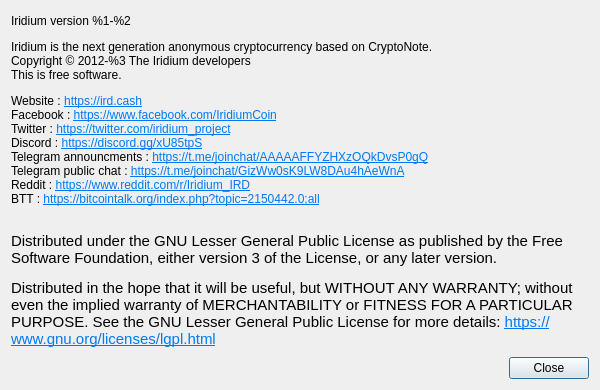
First picture: the form in src/Gui/Common/AboutDialog.ui, repository iridiumdev/Iridium-IRD-wallet, before the edit.
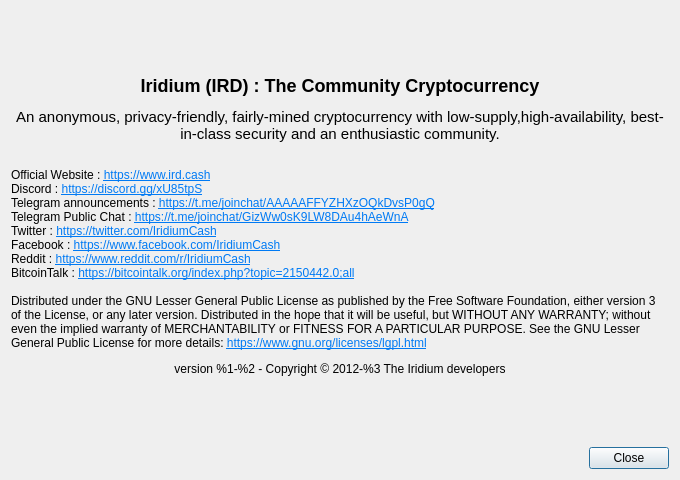
Second picture: the form after the edit. Custom widgets are drawn as their Qt base class.

The edit to the form file:
```diff
--- a/src/Gui/Common/AboutDialog.ui
+++ b/src/Gui/Common/AboutDialog.ui
@@ -6,8 +6,8 @@
    <rect>
     <x>0</x>
     <y>0</y>
-    <width>600</width>
-    <height>390</height>
+    <width>680</width>
+    <height>480</height>
    </rect>
   </property>
   <property name="sizePolicy">
@@ -18,14 +18,14 @@
   </property>
   <property name="minimumSize">
    <size>
-    <width>600</width>
-    <height>390</height>
+    <width>680</width>
+    <height>480</height>
    </size>
   </property>
   <property name="maximumSize">
    <size>
-    <width>600</width>
-    <height>390</height>
+    <width>680</width>
+    <height>480</height>
    </size>
   </property>
   <property name="windowTitle">
@@ -41,7 +41,7 @@
       </sizepolicy>
      </property>
      <property name="text">
-      <string>&lt;html&gt;&lt;head/&gt;&lt;body&gt;&lt;p&gt;Iridium version %1-%2&lt;/p&gt;&lt;p&gt;Iridium is the next generation anonymous cryptocurrency based on CryptoNote.&lt;br/&gt;Copyright © 2012-%3 The Iridium developers&lt;br/&gt;This is free software. &lt;/p&gt;&lt;p&gt;Website : &lt;a href=&quot;https://ird.cash&quot;&gt;&lt;span style=&quot; text-decoration: underline; color:#007af4;&quot;&gt;https://ird.cash&lt;/span&gt;&lt;/a&gt;&lt;br/&gt;Facebook : &lt;a href=&quot;https://www.facebook.com/IridiumCoin&quot;&gt;&lt;span style=&quot; text-decoration: underline; color:#007af4;&quot;&gt;https://www.facebook.com/IridiumCoin&lt;/span&gt;&lt;/a&gt;&lt;br/&gt;Twitter : &lt;a href=&quot;https://twitter.com/iridium_project&quot;&gt;&lt;span style=&quot; text-decoration: underline; color:#007af4;&quot;&gt;https://twitter.com/iridium_project&lt;/span&gt;&lt;/a&gt;&lt;br/&gt;Discord : &lt;a href=&quot;https://discord.gg/xU85tpS&quot;&gt;&lt;span style=&quot; text-decoration: underline; color:#007af4;&quot;&gt;https://discord.gg/xU85tpS&lt;/span&gt;&lt;/a&gt;&lt;br/&gt;Telegram announcments : &lt;a href=&quot;https://t.me/joinchat/AAAAAFFYZHXzOQkDvsP0gQ&quot;&gt;&lt;span style=&quot; text-decoration: underline; color:#007af4;&quot;&gt;https://t.me/joinchat/AAAAAFFYZHXzOQkDvsP0gQ&lt;/span&gt;&lt;/a&gt;&lt;br/&gt;Telegram public chat : &lt;a href=&quot;https://t.me/joinchat/GizWw0sK9LW8DAu4hAeWnA&quot;&gt;&lt;span style=&quot; text-decoration: underline; color:#007af4;&quot;&gt;https://t.me/joinchat/GizWw0sK9LW8DAu4hAeWnA&lt;/span&gt;&lt;/a&gt;&lt;br/&gt;Reddit : &lt;a href=&quot;https://www.reddit.com/r/Iridium_IRD&quot;&gt;&lt;span style=&quot; text-decoration: underline; color:#007af4;&quot;&gt;https://www.reddit.com/r/Iridium_IRD&lt;/span&gt;&lt;/a&gt;&lt;br/&gt;BTT : &lt;a href=&quot;https://bitcointalk.org/index.php?topic=2150442.0;all&quot;&gt;&lt;span style=&quot; text-decoration: underline; color:#007af4;&quot;&gt;https://bitcointalk.org/index.php?topic=2150442.0;all&lt;/span&gt;&lt;/a&gt;&lt;/p&gt;&lt;p&gt;&lt;br/&gt;&lt;span style=&quot; font-size:11pt;&quot;&gt;Distributed under the GNU Lesser General Public License as published by the Free Software Foundation, either version 3 of the License, or any later version.&lt;/span&gt;&lt;/p&gt;&lt;p&gt;&lt;span style=&quot; font-size:11pt;&quot;&gt;Distributed in the hope that it will be useful, but WITHOUT ANY WARRANTY; without even the implied warranty of MERCHANTABILITY or FITNESS FOR A PARTICULAR PURPOSE. See the GNU Lesser General Public License for more details: &lt;/span&gt;&lt;a href=&quot;https://www.gnu.org/licenses/lgpl.html&quot;&gt;&lt;span style=&quot; font-size:11pt; text-decoration: underline; color:#007af4;&quot;&gt;https://www.gnu.org/licenses/lgpl.html&lt;/span&gt;&lt;/a&gt;&lt;/p&gt;&lt;/body&gt;&lt;/html&gt;</string>
+      <string>&lt;html&gt;&lt;head/&gt;&lt;body&gt;&lt;p align=&quot;center&quot;&gt;&lt;span style=&quot; font-size:x-large; font-weight:700;&quot;&gt;Iridium (IRD) : The Community Cryptocurrency&lt;/span&gt;&lt;/p&gt;&lt;p align=&quot;center&quot;&gt;&lt;span style=&quot; font-size:15px;&quot;&gt;An anonymous, privacy-friendly, fairly-mined cryptocurrency with low-supply,high-availability, best-in-class security and an enthusiastic community.&lt;/span&gt;&lt;br/&gt;&lt;/p&gt;&lt;p&gt;Official Website : &lt;a href=&quot;https://ird.cash&quot;&gt;&lt;span style=&quot; text-decoration: underline; color:#007af4;&quot;&gt;https://www.ird.cash&lt;br/&gt;&lt;/span&gt;&lt;/a&gt;Discord : &lt;a href=&quot;https://discord.gg/xU85tpS&quot;&gt;&lt;span style=&quot; text-decoration: underline; color:#007af4;&quot;&gt;https://discord.gg/xU85tpS&lt;br/&gt;&lt;/span&gt;&lt;/a&gt;Telegram announcements : &lt;a href=&quot;https://t.me/joinchat/AAAAAFFYZHXzOQkDvsP0gQ&quot;&gt;&lt;span style=&quot; text-decoration: underline; color:#007af4;&quot;&gt;https://t.me/joinchat/AAAAAFFYZHXzOQkDvsP0gQ&lt;/span&gt;&lt;/a&gt;&lt;br/&gt;Telegram Public Chat : &lt;a href=&quot;https://t.me/joinchat/GizWw0sK9LW8DAu4hAeWnA&quot;&gt;&lt;span style=&quot; text-decoration: underline; color:#007af4;&quot;&gt;https://t.me/joinchat/GizWw0sK9LW8DAu4hAeWnA&lt;/span&gt;&lt;/a&gt;&lt;a href=&quot;https://discord.gg/xU85tpS&quot;&gt;&lt;span style=&quot; text-decoration: underline; color:#007af4;&quot;&gt;&lt;br/&gt;&lt;/span&gt;&lt;/a&gt;Twitter : &lt;a href=&quot;https://twitter.com/iridium_project&quot;&gt;&lt;span style=&quot; text-decoration: underline; color:#007af4;&quot;&gt;https://twitter.com/IridiumCash&lt;/span&gt;&lt;/a&gt;&lt;br/&gt;Facebook : &lt;a href=&quot;https://www.facebook.com/IridiumCash&quot;&gt;&lt;span style=&quot; text-decoration: underline; color:#007af4;&quot;&gt;https://www.facebook.com/IridiumCash&lt;/span&gt;&lt;/a&gt;&lt;br/&gt;Reddit : &lt;a href=&quot;https://www.reddit.com/r/Iridium_IRD&quot;&gt;&lt;span style=&quot; text-decoration: underline; color:#007af4;&quot;&gt;https://www.reddit.com/r/&lt;/span&gt;&lt;/a&gt;&lt;a href=&quot;https://twitter.com/iridium_project&quot;&gt;&lt;span style=&quot; text-decoration: underline; color:#007af4;&quot;&gt;IridiumCash&lt;/span&gt;&lt;/a&gt;&lt;br/&gt;BitcoinTalk : &lt;a href=&quot;https://bitcointalk.org/index.php?topic=2150442.0;all&quot;&gt;&lt;span style=&quot; text-decoration: underline; color:#007af4;&quot;&gt;https://bitcointalk.org/index.php?topic=2150442.0;all&lt;br/&gt;&lt;/span&gt;&lt;/a&gt;&lt;br/&gt;&lt;span style=&quot; font-size:9pt;&quot;&gt;Distributed under the GNU Lesser General Public License as published by the Free Software Foundation, either version 3 of the License, or any later version. Distributed in the hope that it will be useful, but WITHOUT ANY WARRANTY; without even the implied warranty of MERCHANTABILITY or FITNESS FOR A PARTICULAR PURPOSE. See the GNU Lesser General Public License for more details: &lt;/span&gt;&lt;a href=&quot;https://www.gnu.org/licenses/lgpl.html&quot;&gt;&lt;span style=&quot; font-size:9pt; text-decoration: underline; color:#007af4;&quot;&gt;https://www.gnu.org/licenses/lgpl.html&lt;/span&gt;&lt;/a&gt;&lt;/p&gt;&lt;p align=&quot;center&quot;&gt;version %1-%2 - Copyright © 2012-%3 The Iridium developers&lt;/p&gt;&lt;/body&gt;&lt;/html&gt;</string>
      </property>
      <property name="textFormat">
       <enum>Qt::RichText</enum>
```
